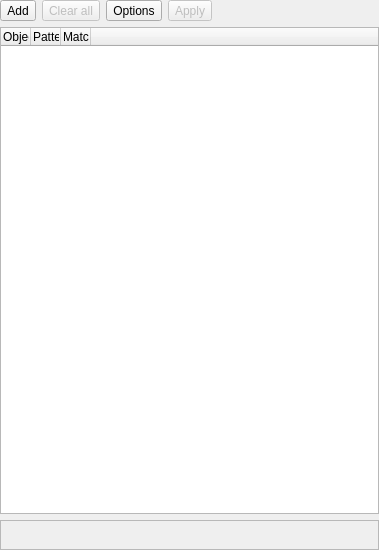
This is libs/libgui/ui/widgets/objectsfilterwidget.ui in pgmodeler/pgmodeler as Qt 5 draws it before an edit. The edited form follows.
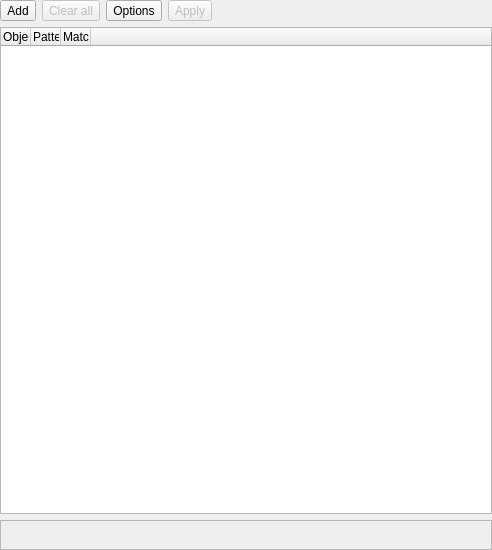
This is the edited form. Icons and pictures are not drawn.

Diff of the .ui file:
```diff
--- a/libs/libgui/ui/widgets/objectsfilterwidget.ui
+++ b/libs/libgui/ui/widgets/objectsfilterwidget.ui
@@ -6,7 +6,7 @@
    <rect>
     <x>0</x>
     <y>0</y>
-    <width>379</width>
+    <width>492</width>
     <height>550</height>
    </rect>
   </property>
```
Left out of the diff: 18 changed lines with no effect on the pictures.
